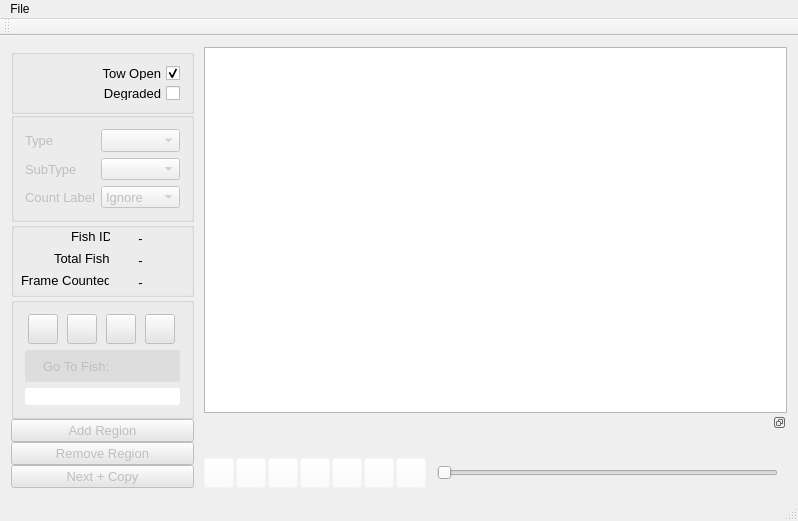
This is src/video_annotator/mainwindow.ui in cvisionai/Tator-Native as Qt 5 draws it before an edit. The edited form follows.
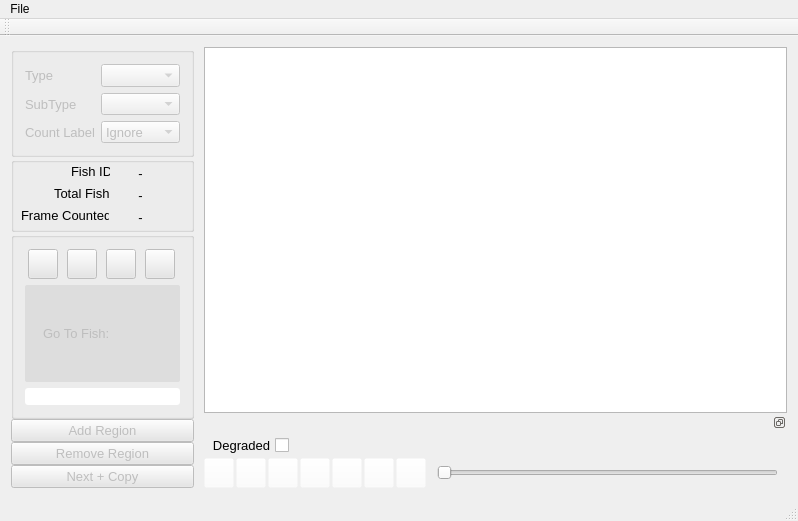
This is the edited form.

Diff of the .ui file:
```diff
--- a/src/video_annotator/mainwindow.ui
+++ b/src/video_annotator/mainwindow.ui
@@ -21,7 +21,7 @@
        <number>0</number>
       </property>
       <item>
-       <layout class="QVBoxLayout" name="sideBarLayout" stretch="0,0,0,0,0">
+       <layout class="QVBoxLayout" name="sideBarLayout" stretch="0,0,0,0">
         <property name="spacing">
          <number>0</number>
         </property>
@@ -34,92 +34,6 @@
         <property name="rightMargin">
          <number>10</number>
         </property>
-        <item>
-         <widget class="QGroupBox" name="groupBox_4">
-          <property name="sizePolicy">
-           <sizepolicy hsizetype="Preferred" vsizetype="Fixed">
-            <horstretch>0</horstretch>
-            <verstretch>65</verstretch>
-           </sizepolicy>
-          </property>
-          <property name="minimumSize">
-           <size>
-            <width>0</width>
-            <height>65</height>
-           </size>
-          </property>
-          <property name="maximumSize">
-           <size>
-            <width>16777215</width>
-            <height>60</height>
-           </size>
-          </property>
-          <property name="title">
-           <string/>
-          </property>
-          <layout class="QGridLayout" name="gridLayout_4">
-           <item row="1" column="0">
-            <widget class="QCheckBox" name="degradedStatus">
-             <property name="maximumSize">
-              <size>
-               <width>16777215</width>
-               <height>20</height>
-              </size>
-             </property>
-             <property name="font">
-              <font>
-               <pointsize>10</pointsize>
-              </font>
-             </property>
-             <property name="layoutDirection">
-              <enum>Qt::RightToLeft</enum>
-             </property>
-             <property name="text">
-              <string>Degraded</string>
-             </property>
-            </widget>
-           </item>
-           <item row="0" column="0">
-            <widget class="QCheckBox" name="towStatus">
-             <property name="sizePolicy">
-              <sizepolicy hsizetype="MinimumExpanding" vsizetype="Fixed">
-               <horstretch>0</horstretch>
-               <verstretch>0</verstretch>
-              </sizepolicy>
-             </property>
-             <property name="minimumSize">
-              <size>
-               <width>0</width>
-               <height>0</height>
-              </size>
-             </property>
-             <property name="maximumSize">
-              <size>
-               <width>16777215</width>
-               <height>20</height>
-              </size>
-             </property>
-             <property name="font">
-              <font>
-               <pointsize>10</pointsize>
-               <weight>50</weight>
-               <bold>false</bold>
-              </font>
-             </property>
-             <property name="layoutDirection">
-              <enum>Qt::RightToLeft</enum>
-             </property>
-             <property name="text">
-              <string>Tow Open</string>
-             </property>
-             <property name="checked">
-              <bool>true</bool>
-             </property>
-            </widget>
-           </item>
-          </layout>
-         </widget>
-        </item>
         <item>
          <widget class="QGroupBox" name="groupBox_3">
           <property name="sizePolicy">
@@ -995,20 +909,51 @@
                <enum>QLayout::SetNoConstraint</enum>
               </property>
               <item>
-               <widget class="QLabel" name="currentSpeed">
-                <property name="sizePolicy">
-                 <sizepolicy hsizetype="Preferred" vsizetype="Preferred">
-                  <horstretch>0</horstretch>
-                  <verstretch>0</verstretch>
-                 </sizepolicy>
-                </property>
-                <property name="text">
-                 <string/>
-                </property>
-                <property name="alignment">
-                 <set>Qt::AlignCenter</set>
-                </property>
-               </widget>
+               <layout class="QHBoxLayout" name="horizontalLayout_2">
+                <item>
+                 <widget class="QCheckBox" name="degradedStatus">
+                  <property name="minimumSize">
+                   <size>
+                    <width>85</width>
+                    <height>0</height>
+                   </size>
+                  </property>
+                  <property name="maximumSize">
+                   <size>
+                    <width>85</width>
+                    <height>20</height>
+                   </size>
+                  </property>
+                  <property name="font">
+                   <font>
+                    <pointsize>10</pointsize>
+                   </font>
+                  </property>
+                  <property name="layoutDirection">
+                   <enum>Qt::RightToLeft</enum>
+                  </property>
+                  <property name="text">
+                   <string>Degraded</string>
+                  </property>
+                 </widget>
+                </item>
+                <item>
+                 <widget class="QLabel" name="currentSpeed">
+                  <property name="sizePolicy">
+                   <sizepolicy hsizetype="Preferred" vsizetype="Preferred">
+                    <horstretch>0</horstretch>
+                    <verstretch>0</verstretch>
+                   </sizepolicy>
+                  </property>
+                  <property name="text">
+                   <string/>
+                  </property>
+                  <property name="alignment">
+                   <set>Qt::AlignCenter</set>
+                  </property>
+                 </widget>
+                </item>
+               </layout>
               </item>
               <item>
                <layout class="QHBoxLayout" name="videoSliderLayout">
```
